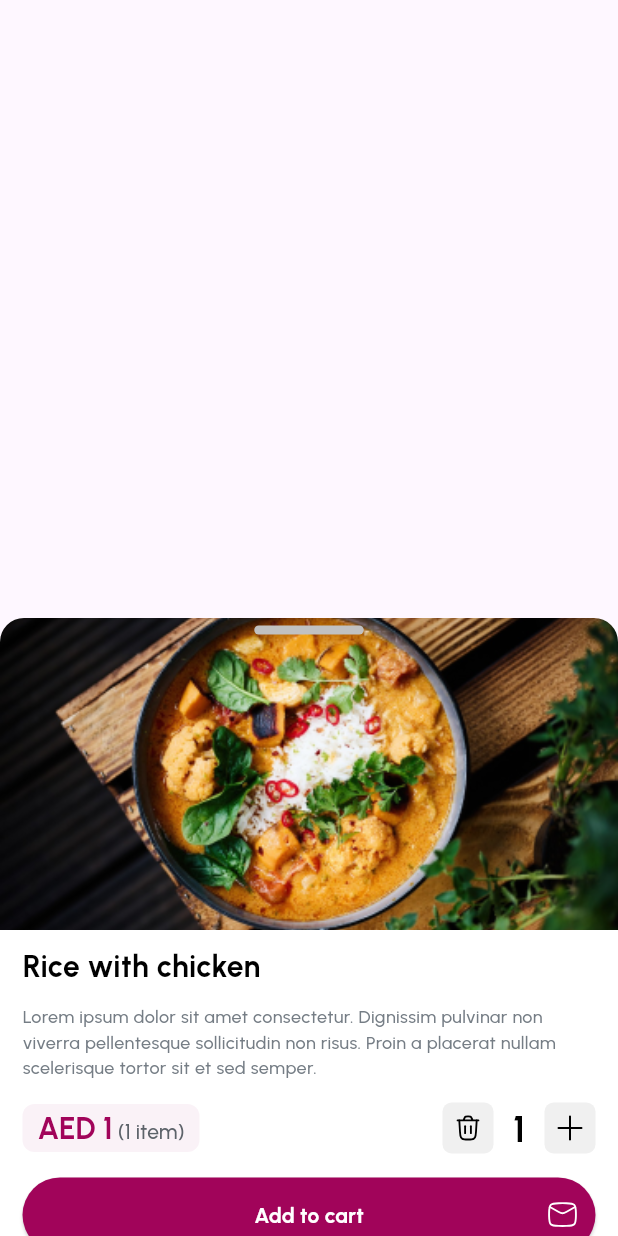
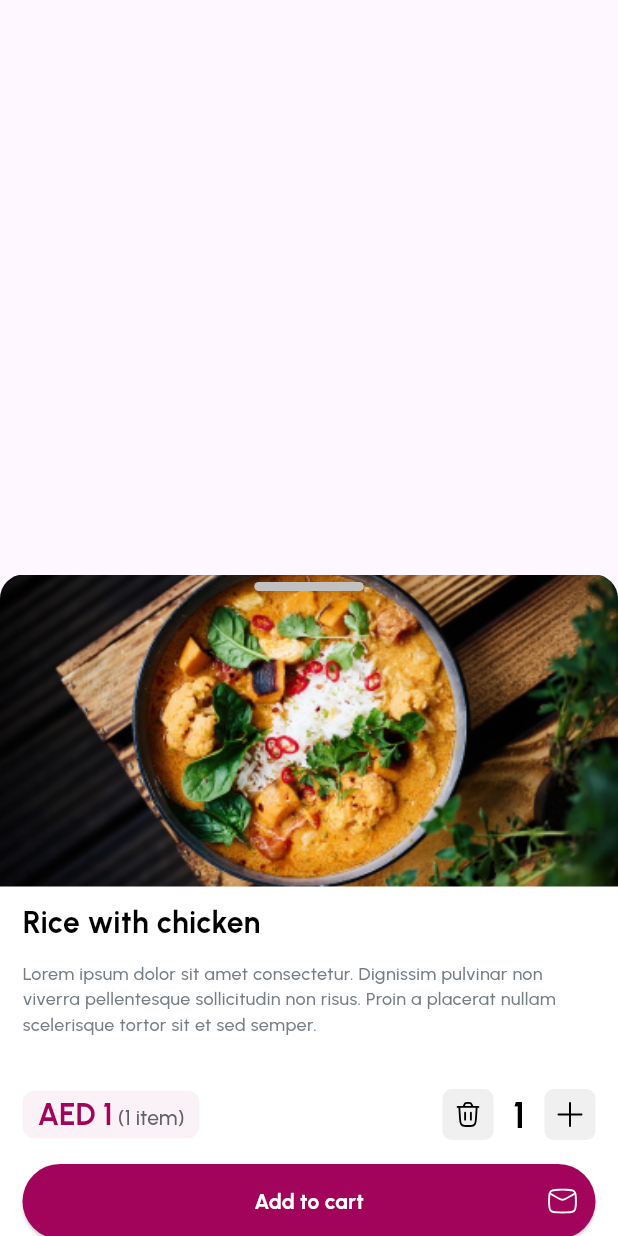
Before and after one commit to Cold-Thunder/contest, a Flutter app: the BottomSheetShow widget shown alone on an empty page, opened directly, on a phone screen of 412 x 824 dp. Run offline on Flutter 3.47's test engine with Material 3 defaults, Android fonts, the phone set to English and light mode, and no system bars; our stand-ins replace flutter_svg.

Commit message:
bottom sheet done

```diff
--- a/lib/core/utiles/all_colors.dart
+++ b/lib/core/utiles/all_colors.dart
@@ -1,6 +1,7 @@
 import 'package:flutter/material.dart';
 
 class AllColors{
+  static Color transparent18 = Color(0x2B000000);
   static Color backWhite = Color(0xFFFFFFFF);
   static Color black = Color(0xFF000000);
   static Color deepPurple = Color(0xFFA1045A);
--- a/lib/features/home_screen/presentation/widgets/buttom_sheet_show.dart
+++ b/lib/features/home_screen/presentation/widgets/buttom_sheet_show.dart
@@ -17,11 +17,14 @@ class _BottomSheetShowState extends State<BottomSheetShow> {
   Widget build(BuildContext context) {
     final size = MediaQuery.of(context).size;
     return DraggableScrollableSheet(
-
       minChildSize: 0,
+      initialChildSize: 441/size.height,
+      maxChildSize: 1,
       builder: (context, controller){
-        return  Container(
-          height: 511,
+        return  SingleChildScrollView(
+          controller: controller,
+          child: Container(
+            height: size.height > 511 ? size.height : 511,
             decoration: BoxDecoration(
               color: AllColors.backWhite,
               borderRadius: BorderRadius.only(
@@ -84,9 +87,10 @@ class _BottomSheetShowState extends State<BottomSheetShow> {
                       overflow: TextOverflow.ellipsis
                   ),
                 ),
-              Spacer(),
+                const SizedBox(height:20),
                 AddToCartSection()
               ],
+            ),
           ),
         );
       }
```
Also changed, not shown: lib/core/components/add_to_cart_button.dart (+17 -15 lines), 3 other files. Lines whose indentation alone changed are shown as unchanged.
